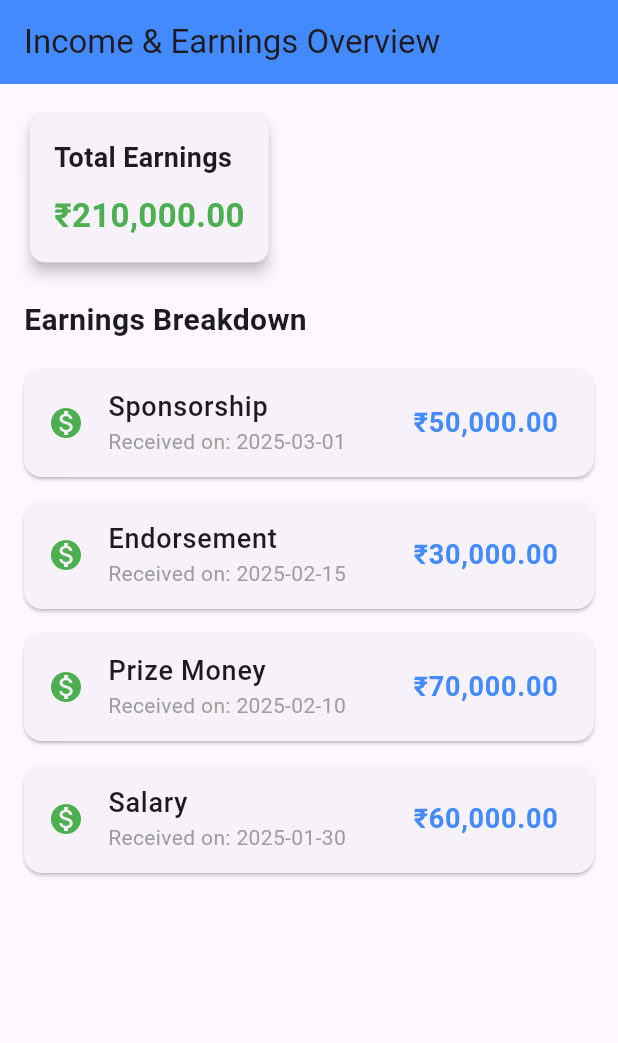
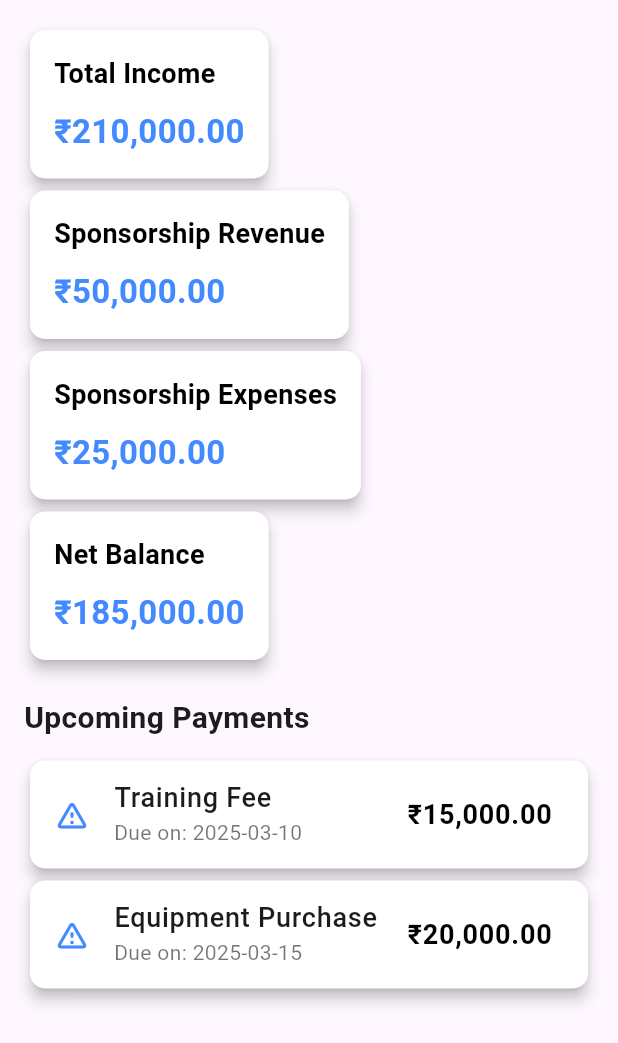
Before and after one commit to omthorat2004/AthleteVerse, a Flutter app: the IncomeEarningsOverview screen opened directly, on a phone screen of 412 x 824 dp. Shown: the top 1043 px of the screen. Run offline on Flutter 3.47's test engine with Material 3 defaults, Android fonts, the phone set to English and light mode, and no system bars; our stand-ins replace file_picker, fl_chart, google_fonts, rive.

Commit message:
finance dashboard added

```diff
--- a/lib/main.dart
+++ b/lib/main.dart
@@ -35,7 +35,7 @@ class AthleteManagementApp extends StatelessWidget {
         '/finance': (context) => FinanceScreen(),
         '/anonymousreporting': (context) => AnonymousReportScreen(),
         '/finance/rentpage': (context) => SportsKitPage(),
-        '/finance/dashboard': (context) => Financedashboard(),
+        '/finance/dashboard': (context) => FinanceDashboard(),
       },
     );
   }
--- a/lib/presentations/components/finance/IncomeEarningsOverview.dart
+++ b/lib/presentations/components/finance/IncomeEarningsOverview.dart
@@ -16,64 +16,60 @@ class _IncomeEarningsOverviewState extends State<IncomeEarningsOverview> {
     {"source": "Salary", "amount": 60000, "date": "2025-01-30"},
   ];
 
+  final List<Map<String, dynamic>> upcomingPayments = [
+    {"source": "Training Fee", "amount": 15000, "date": "2025-03-10"},
+    {"source": "Equipment Purchase", "amount": 20000, "date": "2025-03-15"},
+  ];
+
   double getTotalEarnings() {
     return earnings.fold(0, (sum, item) => sum + item['amount']);
+  }
+
+  double getSponsorshipRevenue() {
+    return earnings.where((e) => e['source'] == "Sponsorship").fold(0, (sum, item) => sum + item['amount']);
+  }
+
+  double getSponsorshipExpenses() {
+    return 25000; // Example value
+  }
+
+  double getNetBalance() {
+    return getTotalEarnings() - getSponsorshipExpenses();
   }
 
   @override
   Widget build(BuildContext context) {
     return Scaffold(
-      appBar: AppBar(
-        title: Text("Income & Earnings Overview"),
-        backgroundColor: Colors.blueAccent,
-      ),
+
       body: Padding(
         padding: const EdgeInsets.all(16.0),
         child: Column(
           crossAxisAlignment: CrossAxisAlignment.start,
           children: [
-            Card(
-              elevation: 4,
-              shape: RoundedRectangleBorder(
-                borderRadius: BorderRadius.circular(10),
-              ),
-              child: Padding(
-                padding: const EdgeInsets.all(16.0),
-                child: Column(
-                  crossAxisAlignment: CrossAxisAlignment.start,
-                  children: [
-                    Text(
-                      "Total Earnings",
-                      style: TextStyle(fontSize: 18, fontWeight: FontWeight.bold),
-                    ),
-                    SizedBox(height: 10),
-                    Text(
-                      currencyFormat.format(getTotalEarnings()),
-                      style: TextStyle(fontSize: 22, fontWeight: FontWeight.bold, color: Colors.green),
-                    ),
-                  ],
-                ),
-              ),
-            ),
+            buildFinanceCard("Total Income", getTotalEarnings()),
+            buildFinanceCard("Sponsorship Revenue", getSponsorshipRevenue()),
+            buildFinanceCard("Sponsorship Expenses", getSponsorshipExpenses()),
+            buildFinanceCard("Net Balance", getNetBalance()),
             SizedBox(height: 20),
-            Text(
-              "Earnings Breakdown",
-              style: TextStyle(fontSize: 20, fontWeight: FontWeight.bold),
-            ),
+            Text("Upcoming Payments", style: TextStyle(fontSize: 20, fontWeight: FontWeight.bold)),
             SizedBox(height: 10),
             Expanded(
               child: ListView.builder(
-                itemCount: earnings.length,
+                itemCount: upcomingPayments.length,
                 itemBuilder: (context, index) {
                   return Card(
-                    margin: EdgeInsets.symmetric(vertical: 8),
+                    color: Colors.white,
+                    shape: RoundedRectangleBorder(
+                      borderRadius: BorderRadius.circular(10),
+                    ),
+                    elevation: 4,
                     child: ListTile(
-                      leading: Icon(Icons.monetization_on, color: Colors.green),
-                      title: Text(earnings[index]['source'], style: TextStyle(fontSize: 18, fontWeight: FontWeight.w500)),
-                      subtitle: Text("Received on: ${earnings[index]['date']}", style: TextStyle(color: Colors.grey)),
+                      leading: Icon(Icons.warning_amber_rounded, color: Colors.blueAccent),
+                      title: Text(upcomingPayments[index]['source'], style: TextStyle(fontSize: 18, fontWeight: FontWeight.w500)),
+                      subtitle: Text("Due on: ${upcomingPayments[index]['date']}", style: TextStyle(color: Colors.black54)),
                       trailing: Text(
-                        currencyFormat.format(earnings[index]['amount']),
-                        style: TextStyle(fontSize: 18, fontWeight: FontWeight.bold, color: Colors.blueAccent),
+                        currencyFormat.format(upcomingPayments[index]['amount']),
+                        style: TextStyle(fontSize: 18, fontWeight: FontWeight.bold, color: Colors.black),
                       ),
                     ),
                   );
@@ -85,4 +81,26 @@ class _IncomeEarningsOverviewState extends State<IncomeEarningsOverview> {
       ),
     );
   }
+
+  Widget buildFinanceCard(String title, double amount) {
+    return Card(
+      color: Colors.white,
+      elevation: 4,
+      shape: RoundedRectangleBorder(borderRadius: BorderRadius.circular(10)),
+      child: Padding(
+        padding: const EdgeInsets.all(16.0),
+        child: Column(
+          crossAxisAlignment: CrossAxisAlignment.start,
+          children: [
+            Text(title, style: TextStyle(fontSize: 18, fontWeight: FontWeight.bold, color: Colors.black)),
+            SizedBox(height: 10),
+            Text(
+              currencyFormat.format(amount),
+              style: TextStyle(fontSize: 22, fontWeight: FontWeight.bold, color: Colors.blueAccent),
+            ),
+          ],
+        ),
+      ),
+    );
+  }
 }
```
Also changed, not shown: lib/presentations/screens/financedashboard.dart (+66 -3 lines).
